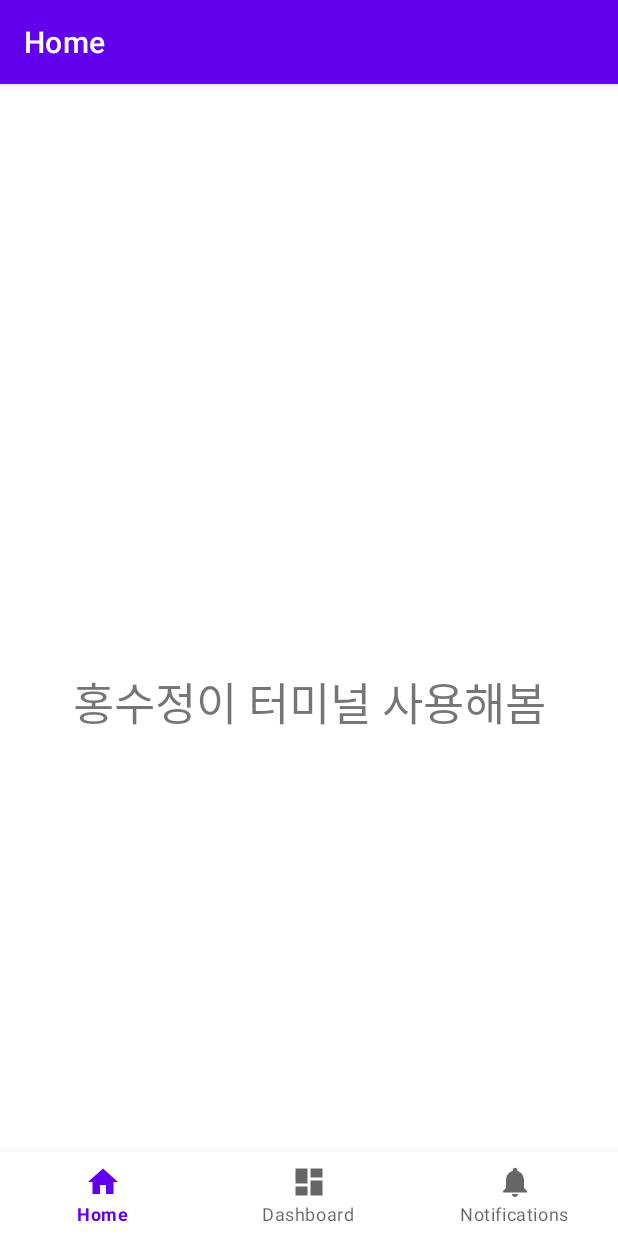
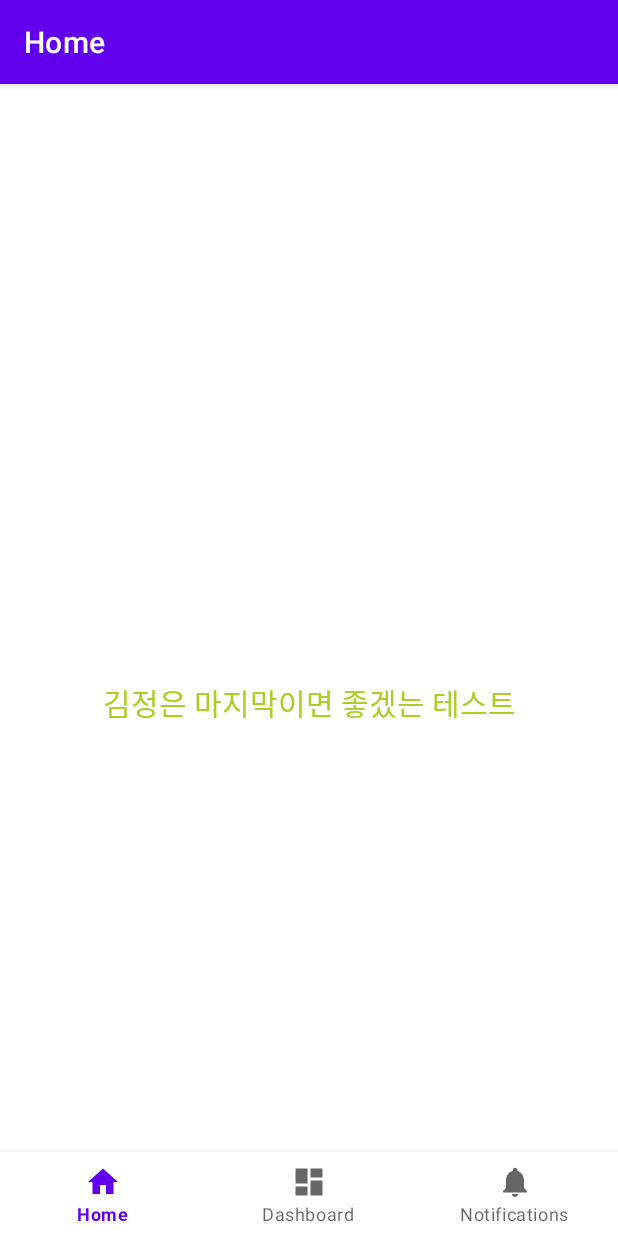
Before and after one commit to epdlrnldudnj/MI, an Android app: the screen it shows after launch (MainActivity), on a phone screen of 412 x 824 dp. Run offline under Robolectric (Android 15) with nearby library versions, the phone set to English and light mode, and no system bars; our stand-ins replace navigation-ui; 2 statements that could not run were skipped.

Commit message:
last commit

```diff
--- a/app/src/main/res/layout/fragment_home.xml
+++ b/app/src/main/res/layout/fragment_home.xml
@@ -10,8 +10,9 @@
         android:id="@+id/textView"
         android:layout_width="wrap_content"
         android:layout_height="wrap_content"
-        android:text="홍수정이 터미널 사용해봄"
-        android:textSize="30sp"
+        android:text="김정은 마지막이면 좋겠는 테스트"
+        android:textSize="20sp"
+        android:textColor="#abce23"
         app:layout_constraintBottom_toBottomOf="parent"
         app:layout_constraintEnd_toEndOf="parent"
         app:layout_constraintStart_toStartOf="parent"
```
